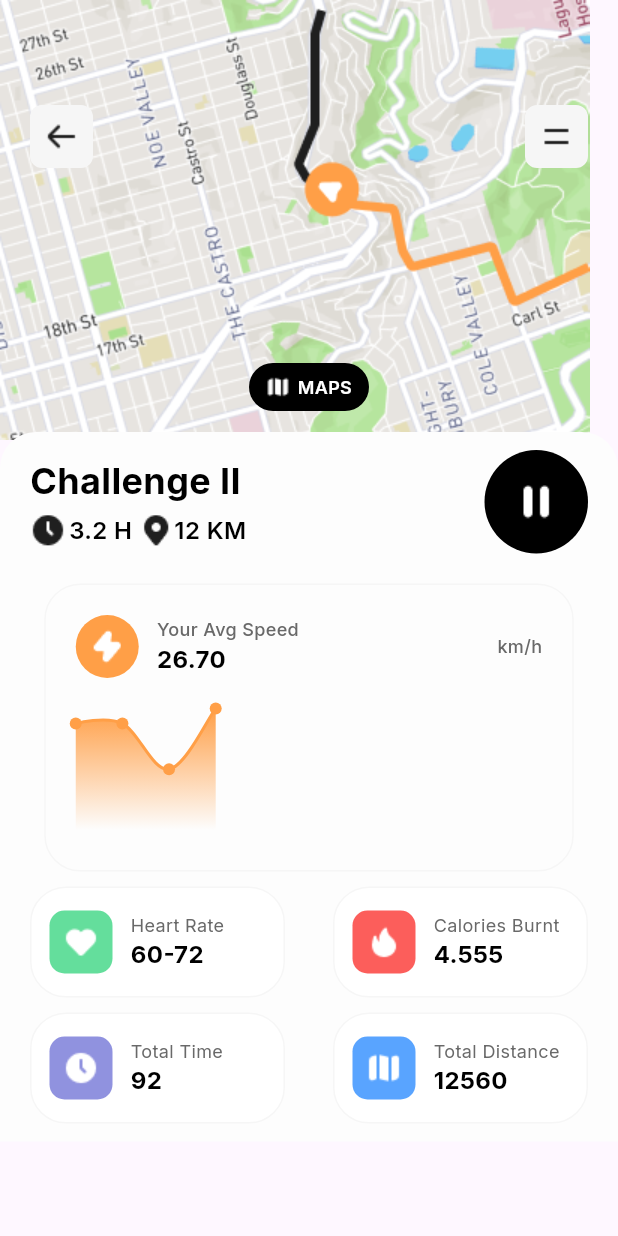
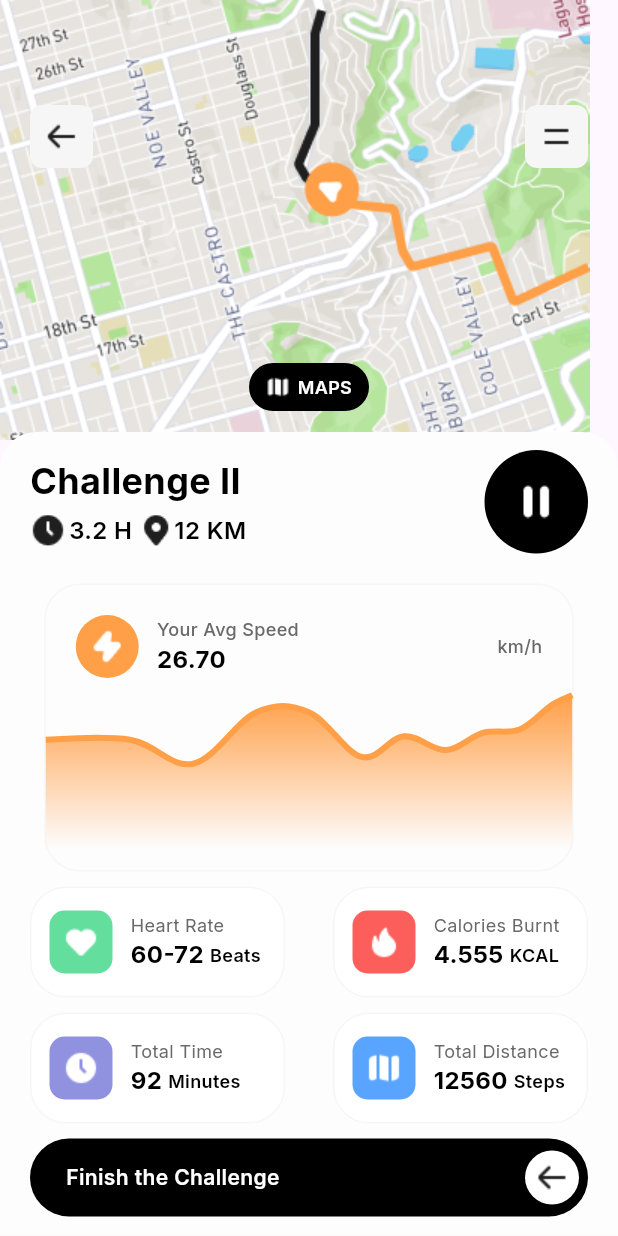
Before and after one commit to nabilareyna/larery, a Flutter app: the ChallengePage screen opened by its route, on a phone screen of 412 x 824 dp. Run offline on Flutter 3.47's test engine with Material 3 defaults, Android fonts, the phone set to English and light mode, and no system bars; drawn by our look-alikes of fl_chart; our stand-ins replace get, google_fonts.

Commit message:
graph finished

```diff
--- a/lib/components/widget/w_card.dart
+++ b/lib/components/widget/w_card.dart
@@ -71,7 +71,15 @@ class WCard extends StatelessWidget {
                         title!,
                         style: GoogleFonts.inter(fontSize: 12, fontWeight: FontWeight.w400, color: Color(0XFFF696969)),
                       ),
-                      Text(amount!, style: GoogleFonts.inter(fontSize: 16, fontWeight: FontWeight.w700, color: Colors.black))
+                      Row(
+                        children: [
+                          Text(amount!, style: GoogleFonts.inter(fontSize: 16, fontWeight: FontWeight.w700, color: Colors.black)),
+                          SizedBox(
+                            width: 4,
+                          ),
+                          Text(details!, style: GoogleFonts.inter(fontSize: 12, fontWeight: FontWeight.w600, color: Colors.black)),
+                        ],
+                      )
                     ],
                   ),
                 )
--- a/lib/module/homepage/ui/challengepage.dart
+++ b/lib/module/homepage/ui/challengepage.dart
@@ -123,7 +123,6 @@ class ChallengePage extends GetView<CChallengePage> {
                     Container(
                       width: 353,
                       height: 192,
-                      padding: EdgeInsets.all(Const.parentMargin()),
                       decoration: BoxDecoration(
                           border: Border.all(
                             color: Color(0XFFFF6F6F6),
@@ -131,7 +130,9 @@ class ChallengePage extends GetView<CChallengePage> {
                           borderRadius: BorderRadius.circular(24)),
                       child: Column(
                         children: [
-                          Row(
+                          Container(
+                            padding: EdgeInsets.only(top: Const.parentMargin(), left: Const.parentMargin(), right: Const.parentMargin()),
+                            child: Row(
                               mainAxisAlignment: MainAxisAlignment.spaceBetween,
                               children: [
                                 Row(
@@ -158,6 +159,7 @@ class ChallengePage extends GetView<CChallengePage> {
                                 Text("km/h", style: GoogleFonts.inter(color: Color(0XFFF696969), fontSize: 12, fontWeight: FontWeight.w500))
                               ],
                             ),
+                          ),
                           AspectRatio(
                             aspectRatio: 3.07 / 1,
                             child: LineChart(LineChartData(
@@ -171,12 +173,22 @@ class ChallengePage extends GetView<CChallengePage> {
                                 lineBarsData: [
                                   LineChartBarData(
                                       spots: const [
-                                        FlSpot(0, 3.5),
-                                        FlSpot(0.5, 3.5),
-                                        FlSpot(1, 2),
-                                        FlSpot(1.5, 4),
+                                        FlSpot(0, 3.2),
+                                        FlSpot(0.8, 3.2),
+                                        FlSpot(1.4, 2.5),
+                                        FlSpot(2, 4),
+                                        FlSpot(2.5, 4),
+                                        FlSpot(3, 2.7),
+                                        FlSpot(3.4, 3.3),
+                                        FlSpot(3.8, 2.9),
+                                        FlSpot(4.15, 3.4),
+                                        FlSpot(4.5, 3.5),
+                                        FlSpot(4.8, 4.2),
+                                        FlSpot(5, 4.5),
                                       ],
+                                      barWidth: 4,
                                       isCurved: true,
+                                      dotData: FlDotData(show: false),
                                       color: Color(0XFFFFF9F47),
                                       belowBarData: BarAreaData(
                                           show: true,
@@ -235,6 +247,32 @@ class ChallengePage extends GetView<CChallengePage> {
                           color: Color(0XFFFF59A4FF),
                         )
                       ],
+                    ),
+                    SizedBox(
+                      height: 10,
+                    ),
+                    Container(
+                      width: double.infinity,
+                      height: 52,
+                      decoration: BoxDecoration(color: Colors.black, borderRadius: BorderRadius.all(Radius.circular(32))),
+                      child: Padding(
+                        padding: EdgeInsets.only(left: Const.parentMargin(x: 1.2), right: Const.siblingMargin(x: 1.5)),
+                        child: Row(
+                          mainAxisAlignment: MainAxisAlignment.spaceBetween,
+                          children: [
+                            Text(
+                              "Finish the Challenge",
+                              style: GoogleFonts.inter(fontSize: 14, fontWeight: FontWeight.w600, color: Colors.white),
+                            ),
+                            Container(
+                              width: 36,
+                              height: 36,
+                              decoration: BoxDecoration(shape: BoxShape.circle, color: Colors.white),
+                              child: ImageIcon(AssetImage('assets/icons/arrow_backward.png')),
+                            ),
+                          ],
+                        ),
+                      ),
                     )
                   ],
                 ),
```
Lines whose indentation alone changed are shown as unchanged.
